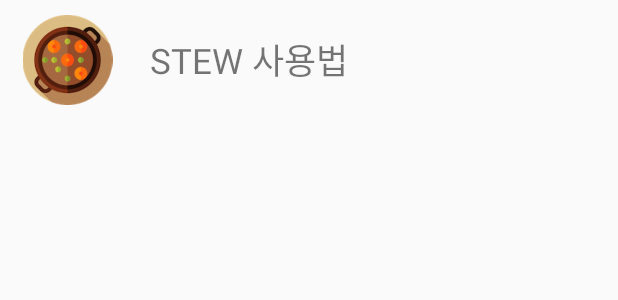
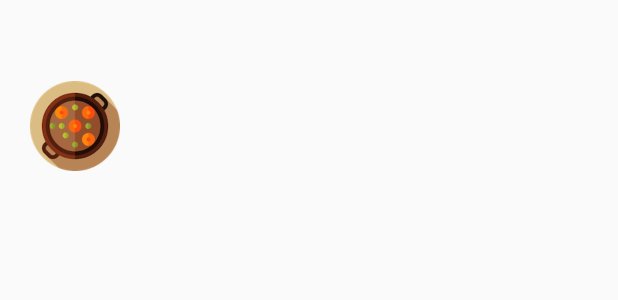
Before and after one commit to devilzCough/Stew, an Android app: the layout info_title.xml on its own in the app's theme, with its tools: preview values and no code run, on a phone screen of 412 x 824 dp. Shown: the top 300 px of the screen. Run offline under Robolectric (Android 15) with nearby library versions, the phone set to English and light mode, and no system bars.

Commit message:
modify Info Page ; 자잘한 수정들...
STEW  사용법 설명 추가가 필요함

```diff
--- a/app/src/main/res/layout/info_contents.xml
+++ b/app/src/main/res/layout/info_contents.xml
@@ -9,8 +9,9 @@
         android:id="@+id/txtContents"
         android:layout_width="match_parent"
         android:layout_height="wrap_content"
-        android:maxLines="30"
+        android:maxLines="20"
         android:padding="20dp"
+        android:textColor="#000000"
         android:text=""/>
 
 </LinearLayout>
--- a/app/src/main/res/layout/info_title.xml
+++ b/app/src/main/res/layout/info_title.xml
@@ -1,27 +1,27 @@
 <?xml version="1.0" encoding="utf-8"?>
 <GridLayout
     xmlns:android="http://schemas.android.com/apk/res/android"
+    android:id="@+id/infoTitle"
     android:layout_width="match_parent"
-    android:layout_height="80dp"
+    android:layout_height="wrap_content"
     android:orientation="horizontal"
     android:columnCount="2">
 
     <ImageView
         android:id="@+id/thumbnail"
-        android:layout_width="70dp"
+        android:layout_width="60dp"
         android:layout_height="wrap_content"
         android:layout_gravity="left"
-        android:layout_margin="10dp"
+        android:layout_margin="20dp"
         android:src="@drawable/stew"/>
 
     <TextView
         android:id="@+id/txtTitle"
-        android:layout_width="wrap_content"
-        android:layout_height="match_parent"
-        android:text="STEW 사용법"
-        android:textSize="23dp"
+        android:layout_gravity="fill"
+        android:text=""
+        android:textSize="23sp"
         android:gravity="center_vertical"
         android:padding="10dp"
-        android:layout_columnWeight="2"/>
+        />
 
 </GridLayout>
```
Also changed, not shown: app/src/main/java/org/androidtown/stew/InfoFragment.java (+13 -1 lines), app/src/main/java/org/androidtown/stew/StewConstant.java (+22 -14 lines), app/src/main/java/org/androidtown/stew/StewInfoAdapter.java (+25 -14 lines).
